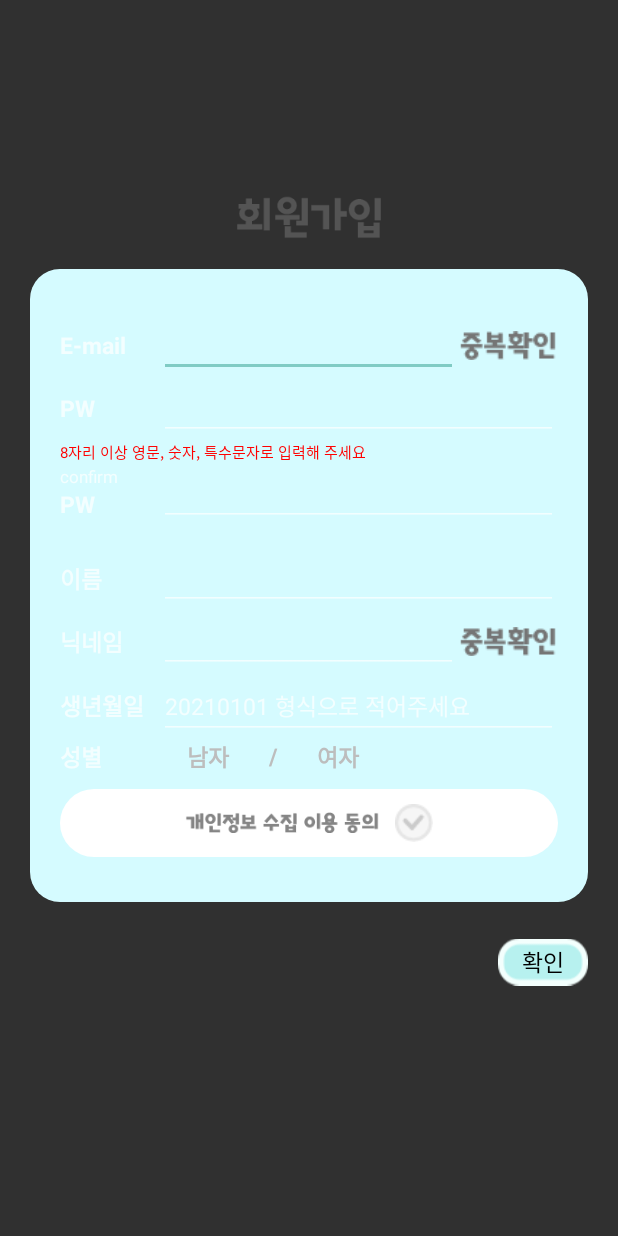
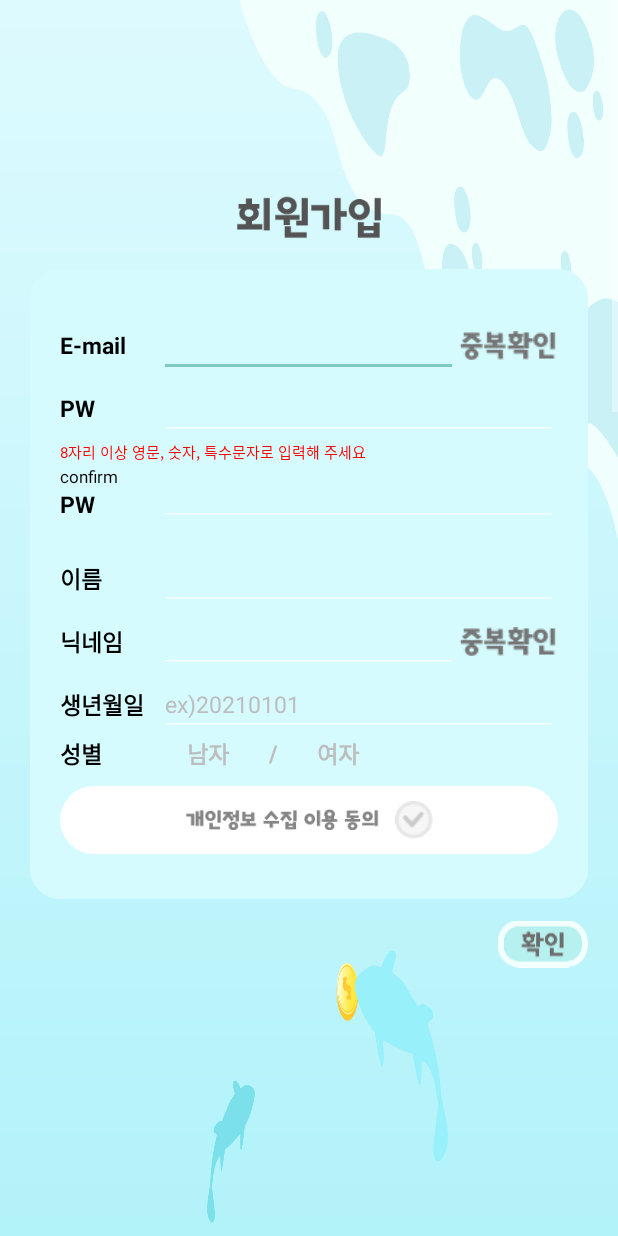
Before and after one commit to Lee-YuGyeong/catchprice, an Android app: the SignupActivity screen opened directly, with no data from a screen before it, on a phone screen of 412 x 824 dp. Run offline under Robolectric (Android 15) with nearby library versions, the phone set to English and light mode, and no system bars; pictures from the network do not load.

Commit message:
finish signup

```diff
--- a/app/src/main/java/com/market/catchprice/View/SignupActivity.java
+++ b/app/src/main/java/com/market/catchprice/View/SignupActivity.java
@@ -1,6 +1,10 @@
 package com.market.catchprice.View;
 
+import android.graphics.Bitmap;
 import android.graphics.Color;
+import android.graphics.drawable.BitmapDrawable;
+import android.graphics.drawable.Drawable;
+import android.os.Build;
 import android.os.Bundle;
 import android.text.Editable;
 import android.text.TextWatcher;
@@ -14,21 +18,25 @@ import android.widget.ScrollView;
 import android.widget.TextView;
 import android.widget.Toast;
 
+import androidx.annotation.NonNull;
 import androidx.annotation.Nullable;
 import androidx.appcompat.app.AppCompatActivity;
 
 import com.bumptech.glide.Glide;
+import com.bumptech.glide.load.engine.DiskCacheStrategy;
+import com.bumptech.glide.request.target.CustomTarget;
+import com.bumptech.glide.request.transition.Transition;
 import com.market.catchprice.Contract.SignupContract;
 import com.market.catchprice.Presenter.SignupPresenter;
 import com.market.catchprice.R;
 
 public class SignupActivity extends AppCompatActivity implements SignupContract.View {
-    ImageView signup_background;
+    LinearLayout signup_background;
     ImageView signup_text_img, signup_btn_img, signup_agreement_img, agreement_check_img;
     LinearLayout signup_agreement;
     EditText signup_email, signup_pw, signup_repw, signup_nickname, signup_name, signup_birth;
     ImageView email_confirm, nickname_confirm;
-    RelativeLayout signup;
+    ImageView signup;
     TextView pw_check, pw_duplicate_check;
     TextView signup_male, signup_female;
     String email=null, pw=null, repw=null, name=null, birth=null, nickname=null;
@@ -73,7 +81,7 @@ public class SignupActivity extends AppCompatActivity implements SignupContract.
         signup_birth=findViewById(R.id.signup_birth);
         email_confirm=findViewById(R.id.email_confirm);//
         nickname_confirm=findViewById(R.id.nickname_confirm);//
-        signup=findViewById(R.id.signup);
+        signup=findViewById(R.id.signup_btn_img);
         pw_check=findViewById(R.id.pw_check_text);
         pw_duplicate_check=findViewById(R.id.pw_duplicate_check_text);
         signup_male=findViewById(R.id.signup_male);
@@ -81,12 +89,28 @@ public class SignupActivity extends AppCompatActivity implements SignupContract.
 
 
         Glide.with(this).load(R.drawable.signup_text).into(signup_text_img);
-        Glide.with(this).load(R.drawable.signup_btn).into(signup_btn_img);
+        Glide.with(this).load(R.drawable.checkbox).into(signup_btn_img);
         Glide.with(this).load(R.drawable.agreement_notok).into(agreement_check_img);
         Glide.with(this).load(R.drawable.agreement_text).into(signup_agreement_img);
         Glide.with(this).load(R.drawable.duplicate_text).into(email_confirm);
         Glide.with(this).load(R.drawable.duplicate_text).into(nickname_confirm);
-        Glide.with(this).load(R.drawable.signup_background).into(signup_background);
+        Glide.with(this)
+                .asBitmap()
+                .load(R.drawable.signup_background)
+                .diskCacheStrategy(DiskCacheStrategy.ALL)
+                .into(new CustomTarget<Bitmap>() {
+                    @Override
+                    public void onResourceReady(@NonNull Bitmap resource, @Nullable Transition<? super Bitmap> transition) {
+                        Drawable drawable=new BitmapDrawable(getResources(), resource);
+                        if(Build.VERSION.SDK_INT>=Build.VERSION_CODES.JELLY_BEAN){
+                            signup_background.setBackground(drawable);
+                        }
+                    }
+                    @Override
+                    public void onLoadCleared(@Nullable Drawable placeholder) {
+
+                    }
+                });
     }
 
     @Override
--- a/app/src/main/res/layout/activity_signup.xml
+++ b/app/src/main/res/layout/activity_signup.xml
@@ -4,17 +4,10 @@
     android:layout_height="match_parent"
     xmlns:android="http://schemas.android.com/apk/res/android">
     <LinearLayout
+        android:id="@+id/signup_background"
         android:layout_width="match_parent"
         android:layout_height="wrap_content"
         android:orientation="vertical">
-        <RelativeLayout
-            android:layout_width="match_parent"
-            android:layout_height="match_parent">
-            <ImageView
-                android:id="@+id/signup_background"
-                android:layout_width="match_parent"
-                android:layout_height="match_parent"
-                android:scaleType="centerCrop"/>
         <LinearLayout
             android:layout_width="match_parent"
             android:layout_height="match_parent"
@@ -51,6 +44,7 @@
                         android:text="E-mail"
                         android:textSize="15sp"
                         android:textStyle="bold"
+                        android:textColor="@color/black"
                         android:gravity="center_vertical"/>
 
                     <EditText
@@ -80,6 +74,7 @@
                         android:text="PW"
                         android:textSize="15sp"
                         android:textStyle="bold"
+                        android:textColor="@color/black"
                         android:gravity="center_vertical"/>
                     <EditText
                         android:id="@+id/signup_pw"
@@ -113,6 +108,7 @@
                             android:layout_weight="2"
                             android:text="confirm"
                             android:textSize="11sp"
+                            android:textColor="@color/black"
                             android:gravity="bottom"/>
                         <TextView
                             android:layout_width="match_parent"
@@ -121,6 +117,7 @@
                             android:text="PW"
                             android:textSize="15sp"
                             android:textStyle="bold"
+                            android:textColor="@color/black"
                             android:gravity="top"/>
                     </LinearLayout>
                     <EditText
@@ -149,6 +146,7 @@
                         android:text="이름"
                         android:textSize="15sp"
                         android:textStyle="bold"
+                        android:textColor="@color/black"
                         android:gravity="center_vertical"/>
                     <EditText
                         android:id="@+id/signup_name"
@@ -170,6 +168,7 @@
                         android:text="닉네임"
                         android:textSize="15sp"
                         android:textStyle="bold"
+                        android:textColor="@color/black"
                         android:gravity="center_vertical"/>
                     <EditText
                         android:id="@+id/signup_nickname"
@@ -198,6 +197,7 @@
                         android:text="생년월일"
                         android:textSize="15sp"
                         android:textStyle="bold"
+                        android:textColor="@color/black"
                         android:gravity="center_vertical"/>
                     <EditText
                         android:id="@+id/signup_birth"
@@ -206,8 +206,8 @@
                         android:layout_weight="4"
                         android:textSize="15sp"
                         android:inputType="text"
-
-                            android:hint="20210101 형식으로 적어주세요"/>
+                        android:textColorHint="#BDBDBD"
+                        android:hint="ex)20210101"/>
                 </LinearLayout>
                 <LinearLayout
                     android:layout_width="match_parent"
@@ -221,6 +221,7 @@
                         android:text="성별"
                         android:textSize="15sp"
                         android:textStyle="bold"
+                        android:textColor="@color/black"
                         android:gravity="center_vertical"/>
                     <TextView
                         android:id="@+id/signup_male"
@@ -275,28 +276,13 @@
                         android:layout_marginLeft="10dp"/>
                 </LinearLayout>
             </LinearLayout>
-                <RelativeLayout
-                    android:id="@+id/signup"
-                    android:layout_width="wrap_content"
-                    android:layout_height="wrap_content"
-                    android:layout_marginTop="20dp"
-                    android:clickable="true"
-                    android:layout_marginRight="20dp"
-                    android:layout_marginBottom="60dp"
-                    android:layout_gravity="right">
             <ImageView
                 android:id="@+id/signup_btn_img"
                 android:layout_width="60dp"
-                        android:layout_height="40dp"/>
-                    <TextView
-                        android:layout_width="wrap_content"
-                        android:layout_height="wrap_content"
-                        android:textSize="15sp"
-                        android:text="확인"
-                        android:textColor="@color/black"
-                        android:layout_centerInParent="true"/>
-                </RelativeLayout>
+                android:layout_height="40dp"
+                android:layout_gravity="right"
+                android:layout_marginRight="20dp"
+                android:layout_marginTop="10dp"/>
         </LinearLayout>
-        </RelativeLayout>
     </LinearLayout>
 </ScrollView>
```
Also changed, not shown: app/src/main/res/drawable/signup_btn.png (deleted). Lines whose indentation alone changed are shown as unchanged.
